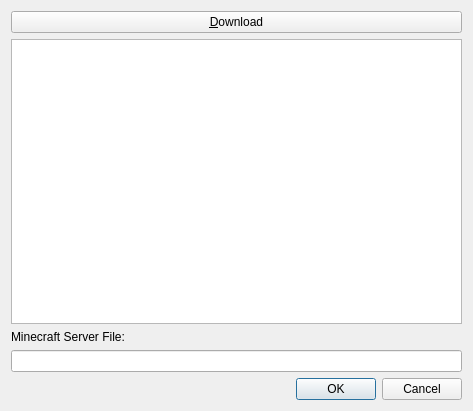
Above: downloaddialog.ui from BrainB0ne/qtmcserver before the change. Below: the same form after it.
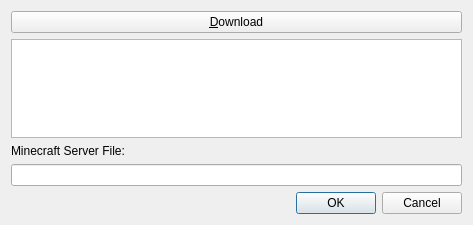
That is the form after the change. Icons and pictures are not drawn.

Commit message: changes sizes of dialog

What changed in the file:
```diff
--- a/downloaddialog.ui
+++ b/downloaddialog.ui
@@ -7,7 +7,7 @@
     <x>0</x>
     <y>0</y>
     <width>473</width>
-    <height>411</height>
+    <height>225</height>
    </rect>
   </property>
   <property name="windowTitle">
```
